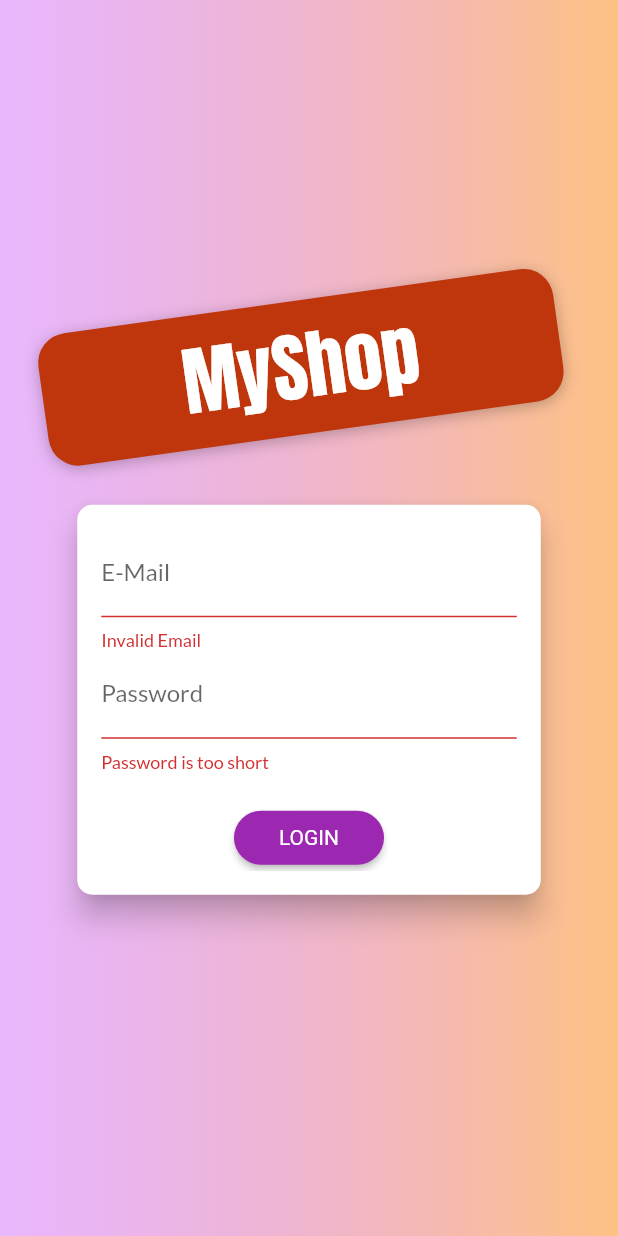
After one commit to PrateekAbbi/ShopApp, a Flutter app: the screen it shows after launch, after a tap on "LOGIN", on a phone screen of 412 x 824 dp. The commit adds this screen. Run offline on Flutter 3.47's test engine with Material 2 defaults, Android fonts, the phone set to English and light mode, and no system bars; our stand-ins replace shared_preferences; network calls fail.

Commit message:
Added user authentication

```diff
--- a/lib/main.dart
+++ b/lib/main.dart
@@ -9,10 +9,13 @@ import './screens/user_products.dart';
 import './screens/cart.dart';
 import './screens/orders.dart';
 import './screens/edit_product.dart';
+import './screens/auth_screen.dart';
+import './screens/splash_screen.dart';
 
 import './providers/products.dart';
 import './providers/cart.dart';
 import './providers/orders.dart';
+import './providers/auth.dart';
 
 void main() => runApp(MyApp());
 
@@ -24,23 +27,46 @@ class MyApp extends StatelessWidget {
     return MultiProvider(
       providers: [
         ChangeNotifierProvider(
-          create: (context) => Products(),
+          create: (context) => Auth(),
+        ),
+        ChangeNotifierProxyProvider<Auth, Products>(
+          create: (context) => Products(null, [], null),
+          update: (context, auth, products) => Products(
+            auth.token,
+            products!.items,
+            auth.userId,
+          ),
         ),
         ChangeNotifierProvider(
           create: (context) => Cart(),
         ),
-        ChangeNotifierProvider(
-          create: (context) => Orders(),
+        ChangeNotifierProxyProvider<Auth, Orders>(
+          create: (context) => Orders(null, [], null),
+          update: (context, auth, orders) => Orders(
+            auth.token,
+            orders!.orders,
+            auth.userId,
+          ),
         )
       ],
-      child: MaterialApp(
+      child: Consumer<Auth>(
+        builder: (context, authData, _) => MaterialApp(
           title: "MyShop",
           theme: ThemeData(
             primarySwatch: Colors.purple,
             accentColor: Colors.deepOrange,
             fontFamily: "Lato",
           ),
-        home: ProductsOverViewScreen(),
+          home: authData.isAuth
+              ? ProductsOverViewScreen()
+              : FutureBuilder(
+                  builder: (context, authResultSnapshot) =>
+                      authResultSnapshot.connectionState ==
+                              ConnectionState.waiting
+                          ? SplashScreen()
+                          : AuthScreen(),
+                  future: authData.tryAutoLogin(),
+                ),
           routes: {
             ProductDetailsScreen.routeName: (ctx) => ProductDetailsScreen(),
             CartScreen.routeName: (ctx) => CartScreen(),
@@ -49,6 +75,7 @@ class MyApp extends StatelessWidget {
             EditProductScreen.routeName: (ctx) => EditProductScreen(),
           },
         ),
+      ),
     );
   }
 }
--- /dev/null
+++ b/lib/providers/auth.dart
@@ -0,0 +1,133 @@
+import 'dart:convert';
+import 'dart:async';
+
+import 'package:flutter/widgets.dart';
+import 'package:http/http.dart' as http;
+import 'package:shared_preferences/shared_preferences.dart';
+
+import '../model/http_exception.dart';
+
+class Auth with ChangeNotifier {
+  String? _token;
+  DateTime? _expiryDate;
+  String? _userId;
+  Timer? _authTimer;
+
+  bool get isAuth {
+    return token != null;
+  }
+
+  String? get token {
+    if (_expiryDate != null &&
+        _expiryDate!.isAfter(DateTime.now()) &&
+        _token != null) {
+      return _token;
+    }
+    return null;
+  }
+
+  String? get userId {
+    return _userId;
+  }
+
+  Future<void> _authenticate(
+    String? email,
+    String? password,
+    String? urlSegment,
+  ) async {
+    final prefs = await SharedPreferences.getInstance();
+
+    final url = Uri.parse(
+      "https://identitytoolkit.googleapis.com/v1/accounts:$urlSegment?key=AIzaSyAsQBHvWeHq9vdfKCUROw_WS7pZhJAaMGk",
+    );
+
+    try {
+      final data = await http.post(
+        url,
+        body: json.encode({
+          "email": email,
+          "password": password,
+          "returnSecureToken": true,
+        }),
+      );
+      final decodedData = json.decode(data.body);
+      if (decodedData["error"] != null) {
+        throw HttpException(decodedData["error"]["message"]);
+      }
+      _token = decodedData["idToken"];
+      _userId = decodedData["localId"];
+      _expiryDate = DateTime.now().add(
+        Duration(
+          seconds: int.parse(decodedData["expiresIn"]),
+        ),
+      );
+      _autoLogout();
+      notifyListeners();
+
+      final userData = json.encode({
+        "token": _token,
+        "userId": _userId,
+        "expiryDate": _expiryDate!.toIso8601String(),
+      });
+      prefs.setString("userData", userData);
+    } catch (err) {
+      rethrow;
+    }
+  }
+
+  Future<void> signUp(String? email, String? password) async {
+    return _authenticate(email, password, "signUp");
+  }
+
+  Future<void> logIn(String? email, String? password) async {
+    return _authenticate(email, password, "signInWithPassword");
+  }
+
+  Future<void> logout() async {
+    final prefs = await SharedPreferences.getInstance();
+
+    _token = null;
+    _userId = null;
+    _expiryDate = null;
+    if (_authTimer != null) {
+      _authTimer!.cancel();
+      _authTimer = null;
+    }
+    notifyListeners();
+
+    prefs.clear();
+  }
+
+  Future<bool> tryAutoLogin() async {
+    final prefs = await SharedPreferences.getInstance();
+
+    if (!prefs.containsKey("userData")) {
+      return false;
+    }
+
+    final extractedUserData =
+        json.decode(prefs.getString("userData")!) as Map<String, dynamic>;
+
+    final expiryDate =
+        DateTime.parse(extractedUserData["expiryDate"] as String);
+
+    if (expiryDate.isBefore(DateTime.now())) {
+      return false;
+    }
+
+    _token = extractedUserData["token"] as String;
+    _userId = extractedUserData["userId"] as String;
+    _expiryDate = DateTime.parse(extractedUserData["expiryDate"] as String);
+    notifyListeners();
+    _autoLogout();
+    return true;
+  }
+
+  void _autoLogout() {
+    if (_authTimer != null) {
+      _authTimer!.cancel();
+    }
+    final timeToExpiry = _expiryDate!.difference(DateTime.now()).inSeconds;
+    _authTimer = Timer(Duration(seconds: timeToExpiry), logout);
+  }
+}
--- a/lib/providers/orders.dart
+++ b/lib/providers/orders.dart
@@ -22,13 +22,18 @@ class OrderItem {
 class Orders with ChangeNotifier {
   List<OrderItem> _orders = [];
 
+  final String? authToken;
+  final String? userId;
+
+  Orders(this.authToken, this._orders, this.userId);
+
   List<OrderItem> get orders {
     return [..._orders];
   }
 
   Future<void> addOrder(List<CartItem> cartProducts, double total) async {
     final url = Uri.parse(
-      "https://shopapp-2cb25-default-rtdb.firebaseio.com/orders.json",
+      "https://shopapp-2cb25-default-rtdb.firebaseio.com/orders/$userId.json?auth=$authToken",
     );
     final timeStamp = DateTime.now();
     final data = await http.post(
@@ -60,12 +65,12 @@ class Orders with ChangeNotifier {
 
   Future<void> fetchAndSetOrders() async {
     final url = Uri.parse(
-      "https://shopapp-2cb25-default-rtdb.firebaseio.com/orders.json",
+      "https://shopapp-2cb25-default-rtdb.firebaseio.com/orders/$userId.json?auth=$authToken",
     );
     final data = await http.get(url);
     final List<OrderItem> loadedOrders = [];
 
-    final extractedData = json.decode(data.body) as Map<String, dynamic>;
+    final extractedData = json.decode(data.body); //as Map<String, dynamic>;
 
     if (extractedData == null) {
       return;
--- /dev/null
+++ b/lib/screens/auth_screen.dart
@@ -0,0 +1,296 @@
+import 'dart:math';
+
+import 'package:flutter/material.dart';
+import 'package:provider/provider.dart';
+
+import '../providers/auth.dart';
+import '../model/http_exception.dart';
+
+enum AuthMode { SignUp, Login }
+
+class AuthScreen extends StatelessWidget {
+  static const routeName = "/auth";
+
+  const AuthScreen({Key? key}) : super(key: key);
+
+  @override
+  Widget build(BuildContext context) {
+    final deviceSize = MediaQuery.of(context).size;
+
+    return Scaffold(
+      body: Stack(
+        children: [
+          Container(
+            decoration: BoxDecoration(
+                gradient: LinearGradient(
+              colors: [
+                const Color.fromRGBO(215, 117, 255, 1).withOpacity(0.5),
+                const Color.fromRGBO(255, 188, 117, 1).withOpacity(0.9),
+              ],
+              begin: Alignment.topLeft,
+              end: Alignment.topRight,
+              stops: const [0, 1],
+            )),
+          ),
+          SingleChildScrollView(
+            child: Container(
+              height: deviceSize.height,
+              width: deviceSize.width,
+              child: Column(
+                mainAxisAlignment: MainAxisAlignment.center,
+                crossAxisAlignment: CrossAxisAlignment.center,
+                children: [
+                  Flexible(
+                    child: Container(
+                      margin: const EdgeInsets.only(bottom: 20.0),
+                      padding: const EdgeInsets.symmetric(
+                          vertical: 8.0, horizontal: 94.0),
+                      transform: Matrix4.rotationZ(-8 * pi / 180)
+                        ..translate(-10.0),
+                      decoration: BoxDecoration(
+                        borderRadius: BorderRadius.circular(20),
+                        color: Colors.deepOrange.shade900,
+                        boxShadow: const [
+                          BoxShadow(
+                            blurRadius: 8,
+                            color: Colors.black26,
+                            offset: Offset(0, 2),
+                          )
+                        ],
+                      ),
+                      child: Text(
+                        "MyShop",
+                        style: TextStyle(
+                          color: Theme.of(context)
+                              .accentTextTheme
+                              .titleMedium!
+                              .color,
+                          fontSize: 50,
+                          fontFamily: "Anton",
+                          fontWeight: FontWeight.normal,
+                        ),
+                      ),
+                    ),
+                  ),
+                  Flexible(
+                    flex: deviceSize.width > 600 ? 2 : 1,
+                    child: const AuthCard(),
+                  ),
+                ],
+              ),
+            ),
+          )
+        ],
+      ),
+    );
+  }
+}
+
+class AuthCard extends StatefulWidget {
+  const AuthCard({Key? key}) : super(key: key);
+
+  @override
+  State<AuthCard> createState() => _AuthCardState();
+}
+
+class _AuthCardState extends State<AuthCard> {
+  final GlobalKey<FormState> _formKey = GlobalKey();
+  AuthMode _authMode = AuthMode.Login;
+
+  final Map<String, String> _authData = {
+    "email": "",
+    "password": "",
+  };
+
+  var _isLoading = false;
+  final _passwordController = TextEditingController();
+
+  void _showErrDialog(String message) {
+    showDialog(
+      context: context,
+      builder: (context) => AlertDialog(
+        title: const Text("Authentication Failed"),
+        content: Text(message),
+        actions: [
+          TextButton(
+            onPressed: () {
+              Navigator.of(context).pop();
+            },
+            child: const Text("Okay"),
+          )
+        ],
+      ),
+    );
+  }
+
+  Future<void> _submit() async {
+    if (!_formKey.currentState!.validate()) {
+      return;
+    }
+
+    _formKey.currentState!.save();
+    setState(() {
+      _isLoading = true;
+    });
+
+    try {
+      if (_authMode == AuthMode.Login) {
+        await Provider.of<Auth>(context, listen: false).logIn(
+          _authData["email"],
+          _authData["password"],
+        );
+      } else {
+        await Provider.of<Auth>(context, listen: false).signUp(
+          _authData["email"],
+          _authData["password"],
+        );
+      }
+    } on HttpException catch (err) {
+      var errorMessage = "Authentication Failed";
+
+      if (err.toString().contains("EMAIL_EXISTS")) {
+        errorMessage = "This email address is already in use";
+      }
+      if (err.toString().contains("INVALID_EMAIL")) {
+        errorMessage = "This is not a valid email address";
+      }
+      if (err.toString().contains("WEAK_PASSWORD")) {
+        errorMessage = "Weak Password";
+      }
+      if (err.toString().contains("EMAIL_NOT_FOUND")) {
+        errorMessage = "Could not find a user with that email";
+      }
+      if (err.toString().contains("INVALID_PASSWORD")) {
+        errorMessage = "Invalid Password";
+      }
+      _showErrDialog(errorMessage);
+    } catch (err) {
+      var errorMessage =
+          "Authentication failed, Please try again after some time";
+      _showErrDialog(errorMessage);
+    }
+
+    setState(() {
+      _isLoading = false;
+    });
+  }
+
+  void _switchAuthMode() {
+    if (_authMode == AuthMode.Login) {
+      setState(() {
+        _authMode = AuthMode.SignUp;
+      });
+    } else {
+      setState(() {
+        _authMode = AuthMode.Login;
+      });
+    }
+  }
+
+  @override
+  Widget build(BuildContext context) {
+    final deviceSize = MediaQuery.of(context).size;
+
+    return Card(
+      shape: RoundedRectangleBorder(
+        borderRadius: BorderRadius.circular(10.0),
+      ),
+      elevation: 8.0,
+      child: Container(
+        height: _authMode == AuthMode.SignUp ? 320 : 260,
+        constraints:
+            BoxConstraints(minHeight: _authMode == AuthMode.SignUp ? 320 : 260),
+        width: deviceSize.width * 0.75,
+        padding: const EdgeInsets.all(16.0),
+        child: Form(
+          key: _formKey,
+          child: SingleChildScrollView(
+            child: Column(
+              children: [
+                TextFormField(
+                  decoration: const InputDecoration(labelText: "E-Mail"),
+                  keyboardType: TextInputType.emailAddress,
+                  validator: (value) {
+                    if (value!.isEmpty || !value.contains("@")) {
+                      return "Invalid Email";
+                    }
+                    return null;
+                  },
+                  onSaved: (value) {
+                    _authData["email"] = value!;
+                  },
+                ),
+                TextFormField(
+                  decoration: const InputDecoration(labelText: "Password"),
+                  obscureText: true,
+                  controller: _passwordController,
+                  validator: (value) {
+                    if (value!.isEmpty || value.length < 5) {
+                      return "Password is too short";
+                    }
+                  },
+                  onSaved: (value) {
+                    _authData["password"] = value!;
+                  },
+                ),
+                if (_authMode == AuthMode.SignUp)
+                  TextFormField(
+                    enabled: _authMode == AuthMode.SignUp,
+                    decoration:
+                        const InputDecoration(labelText: "Confirm Password"),
+                    obscureText: true,
+                    validator: _authMode == AuthMode.SignUp
+                        ? (value) {
+                            if (value != _passwordController.text) {
+                              return "Password do not match!";
+                            }
+                          }
+                        : null,
+                  ),
+                const SizedBox(
+                  height: 20,
+                ),
+                if (_isLoading)
+                  const CircularProgressIndicator()
+                else
+                  ElevatedButton(
+                    onPressed: _submit,
+                    style: ElevatedButton.styleFrom(
+                      shape: RoundedRectangleBorder(
+                        borderRadius: BorderRadius.circular(30),
+                      ),
+                      padding: const EdgeInsets.symmetric(
+                        horizontal: 30.0,
+                        vertical: 8.0,
+                      ),
+                      primary: Theme.of(context).primaryColor,
+                      textStyle: TextStyle(
+                        color: Theme.of(context).primaryTextTheme.button!.color,
+                      ),
+                    ),
+                    child: Text(
+                      _authMode == AuthMode.Login ? "LOGIN" : "SIGNUP",
+                    ),
+                  ),
+                TextButton(
+                  onPressed: _switchAuthMode,
+                  style: TextButton.styleFrom(
+                    padding: const EdgeInsets.symmetric(
+                        horizontal: 30.0, vertical: 4.0),
+                    textStyle: TextStyle(
+                      color: Theme.of(context).primaryColor,
+                    ),
+                    tapTargetSize: MaterialTapTargetSize.shrinkWrap,
+                  ),
+                  child: Text(
+                    '${_authMode == AuthMode.Login ? 'SIGNUP' : 'LOGIN'} INSTEAD',
+                  ),
+                )
+              ],
+            ),
+          ),
+        ),
+      ),
+    );
+  }
+}
--- /dev/null
+++ b/lib/screens/splash_screen.dart
@@ -0,0 +1,12 @@
+import 'package:flutter/material.dart';
+
+class SplashScreen extends StatelessWidget {
+  @override
+  Widget build(BuildContext context) {
+    return const Scaffold(
+      body: Center(
+        child: Text('Loading...'),
+      ),
+    );
+  }
+}
--- a/lib/widgets/order_item.dart
+++ b/lib/widgets/order_item.dart
@@ -40,7 +40,7 @@ class _OrderItemState extends State<OrderItem> {
           if (_expanded)
             Container(
               padding: const EdgeInsets.symmetric(horizontal: 15, vertical: 4),
-              height: min(widget.order.products.length * 20.0 + 10, 180),
+              height: min(widget.order.products.length * 20.0 + 15, 180),
               child: ListView(
                 children: widget.order.products
                     .map((e) => Row(
--- a/lib/widgets/product_item.dart
+++ b/lib/widgets/product_item.dart
@@ -6,6 +6,7 @@ import 'package:provider/provider.dart';
 import '../screens/product_detail.dart';
 import '../providers/product.dart';
 import '../providers/cart.dart';
+import '../providers/auth.dart';
 
 class ProductItem extends StatelessWidget {
   const ProductItem({Key? key}) : super(key: key);
@@ -23,6 +24,7 @@ class ProductItem extends StatelessWidget {
     final scaffold = ScaffoldMessenger.of(context);
     final product = Provider.of<Product>(context, listen: false);
     final cart = Provider.of<Cart>(context, listen: false);
+    final auth = Provider.of<Auth>(context, listen: false);
 
     return ClipRRect(
       borderRadius: BorderRadius.circular(10),
@@ -36,7 +38,7 @@ class ProductItem extends StatelessWidget {
               ),
               onPressed: () async {
                 try {
-                  await product.toggleFavoriteStatus();
+                  await product.toggleFavoriteStatus(auth.token, auth.userId);
                 } catch (err) {
                   scaffold.showSnackBar(
                     SnackBar(
--- a/pubspec.yaml
+++ b/pubspec.yaml
@@ -37,6 +37,7 @@ dependencies:
   intl: ^0.17.0
   cached_network_image: ^3.2.1
   http: ^0.13.4
+  shared_preferences: ^2.0.15
 
 dev_dependencies:
   flutter_test:
```
Also changed, not shown: lib/providers/product.dart (+4 -8 lines), lib/providers/products.dart (+24 -9 lines), lib/screens/products_overview.dart (+8 -4 lines), lib/screens/user_products.dart (+15 -4 lines), lib/widgets/app_drawer.dart (+12 -0 lines), pubspec.lock, 2 other files. Lines whose indentation alone changed are shown as unchanged.
